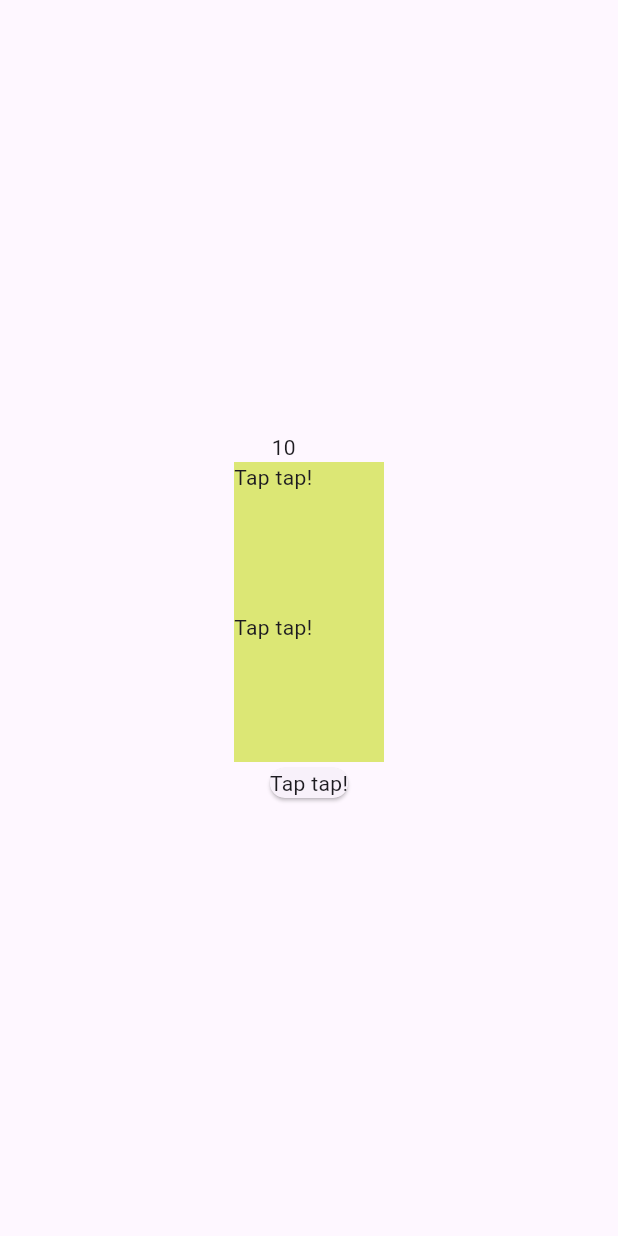
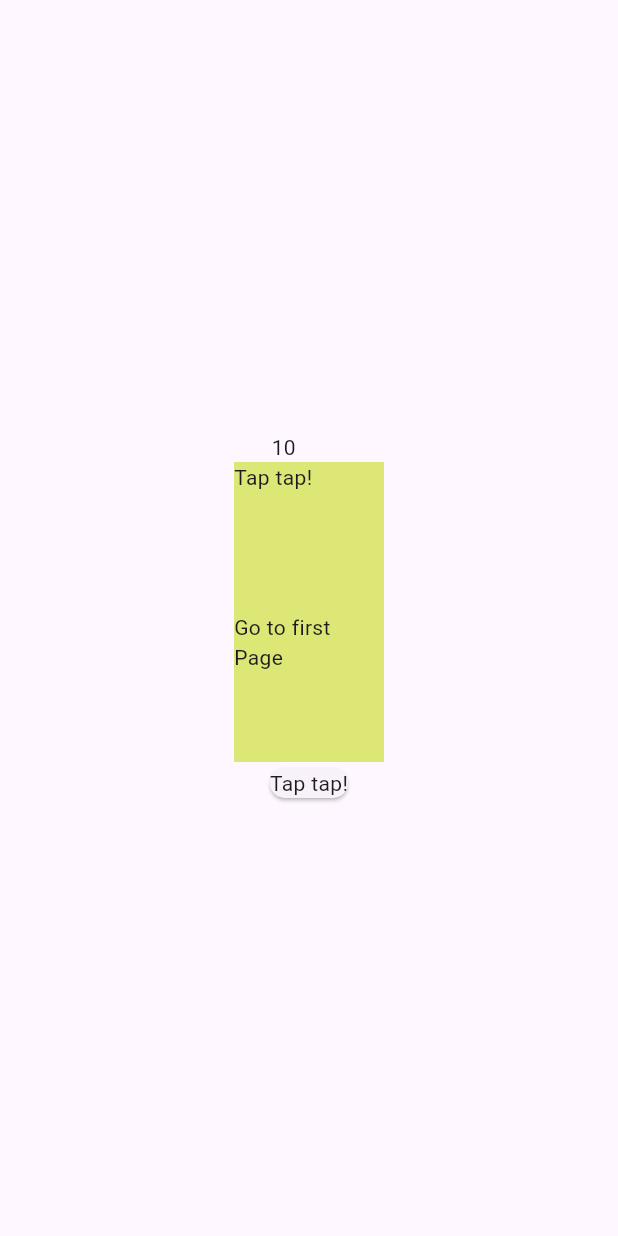
Before and after one commit to Virginia-Nyawira/state_management_tutorial, a Flutter app: the screen it shows after launch, on a phone screen of 412 x 824 dp. Run offline on Flutter 3.47's test engine with Material 2 defaults, Android fonts, the phone set to English and light mode, and no system bars; our stand-ins replace bloc, connectivity_plus, flutter_bloc, get.

Commit message:
commit get.to inc

```diff
--- a/lib/GetX/Presentation/getx_first_home.dart
+++ b/lib/GetX/Presentation/getx_first_home.dart
@@ -1,6 +1,7 @@
 import 'package:flutter/material.dart';
 import 'package:get/get.dart';
 import 'package:states/GetX/Controller/getx_controller.dart';
+import 'package:states/GetX/Presentation/new_page.dart';
 
 class GetxFirstHome extends StatefulWidget {
   const GetxFirstHome({super.key});
@@ -48,11 +49,13 @@ class _GetxFirstHomeState extends State<GetxFirstHome> {
             ),
             GestureDetector(
               onTap: (){
+                Get.to(()=> const NewPage());
+
                 tapController.increaseX();
                // debugPrint(tapController.x);
                 WidgetsBinding.instance.addPostFrameCallback((_) {
                   ScaffoldMessenger.of(context).showSnackBar(SnackBar(
-                    content: const Text("Incremented"),
+                     content: const Text("Incremented"),
                     showCloseIcon: true,
                     closeIconColor: Colors.white,
                     duration: const Duration(milliseconds: 1000),
@@ -64,7 +67,7 @@ class _GetxFirstHomeState extends State<GetxFirstHome> {
                 color: Colors.lime[300],
                 height: 100,
                 width: 100,
-                child: const Text('Tap tap!'),
+                child: const Text('Go to first Page'),
               ),
             ),
 
--- a/lib/main.dart
+++ b/lib/main.dart
@@ -1,6 +1,7 @@
 import 'package:connectivity_plus/connectivity_plus.dart';
 import 'package:flutter/material.dart';
 import 'package:flutter_bloc/flutter_bloc.dart';
+import 'package:get/get.dart';
 import 'package:provider/provider.dart';
 import 'package:states/Bloc/Presentation/Routing/router.dart';
 import 'package:states/Bloc/Presentation/bloc_home.dart';
@@ -160,7 +161,7 @@ class MyApp extends StatelessWidget {
 
   @override
   Widget build(BuildContext context) {
-    return MaterialApp(
+    return GetMaterialApp(
       debugShowCheckedModeBanner: false,
       title: 'State management-GetX',
       theme: ThemeData(
```
Also changed, not shown: lib/GetX/Presentation/new_page.dart (added, +15 -0 lines).
